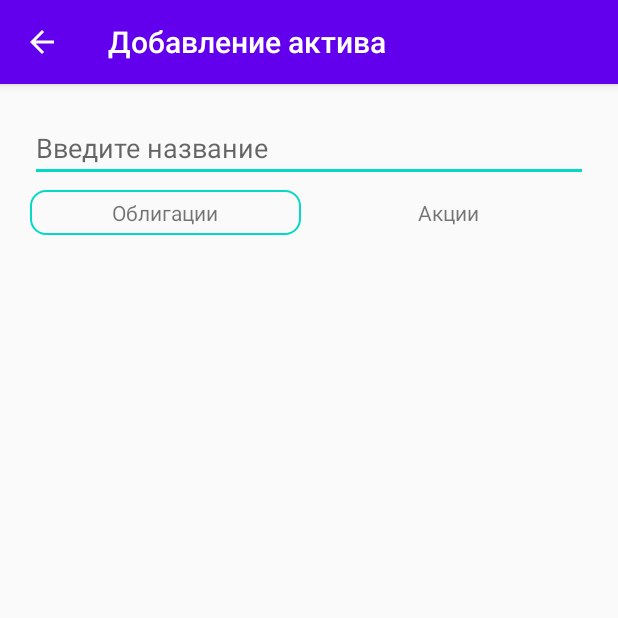
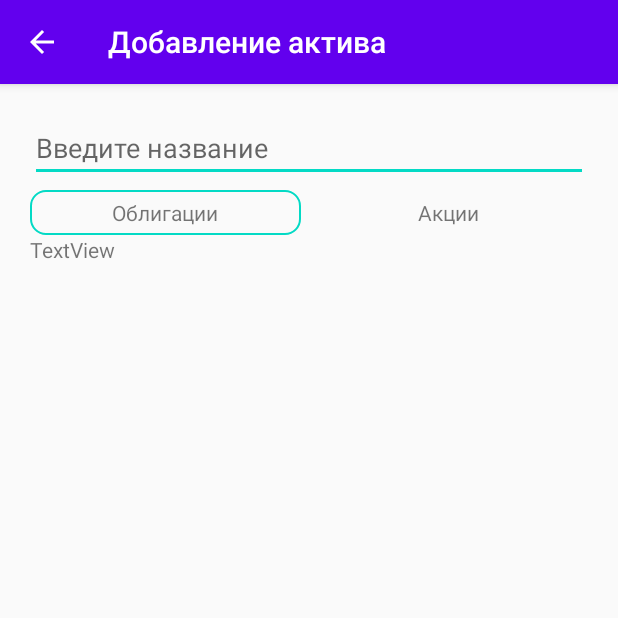
Before and after one commit to AlexanderNest/conservative-investor-s-assistant, an Android app: the AddAssetActivity screen opened directly, with no data from a screen before it, on a phone screen of 412 x 824 dp, the top half of it. Run offline under Robolectric (Android 15) with nearby library versions, the phone set to English and light mode, and no system bars.

```diff
--- a/app/src/main/res/layout/add_asset_layout.xml
+++ b/app/src/main/res/layout/add_asset_layout.xml
@@ -27,9 +27,9 @@
 
         <LinearLayout
             android:layout_width="match_parent"
-            android:layout_height="match_parent"
-            android:orientation="horizontal"
-            android:layout_marginTop="5dp">
+            android:layout_height="wrap_content"
+            android:layout_marginTop="5dp"
+            android:orientation="horizontal">
 
             <TextView
                 android:id="@+id/obligation_layout"
@@ -38,23 +38,29 @@
                 android:layout_marginRight="5dp"
                 android:layout_weight="1"
                 android:background="@drawable/checked_border"
+                android:clickable="true"
                 android:gravity="center"
+                android:onClick="onObligationLayoutClicked"
                 android:padding="5dp"
-                android:text="@string/obligation"
-                android:clickable="true"
-                android:onClick="onObligationLayoutClicked"/>
+                android:text="@string/obligation" />
 
             <TextView
                 android:id="@+id/stock_layout"
                 android:layout_width="match_parent"
                 android:layout_height="wrap_content"
                 android:layout_weight="1"
+                android:clickable="true"
                 android:gravity="center"
+                android:onClick="onStockLayoutClicked"
                 android:padding="5dp"
-                android:text="@string/stock"
-                android:clickable="true"
-                android:onClick="onStockLayoutClicked"/>
+                android:text="@string/stock" />
         </LinearLayout>
+
+        <TextView
+            android:id="@+id/nameoblig"
+            android:layout_width="match_parent"
+            android:layout_height="wrap_content"
+            android:text="TextView" />
 
     </LinearLayout>
 
```
Also changed, not shown: app/src/main/java/com/nestapps/conservative_investor_s_assistant/AddAssetActivity.java (+28 -2 lines), app/src/main/java/com/nestapps/conservative_investor_s_assistant/utils/Bonds.java (+15 -7 lines).
